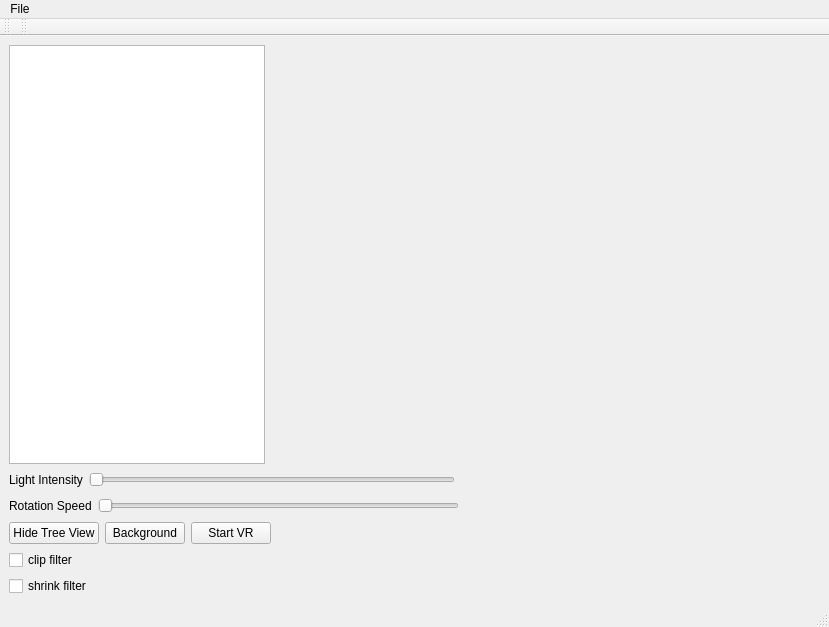
Above: GUI/mainwindow.ui from WaiiPati/2024_EEEE2076_GROUP6 before the change. Below: the same form after it.
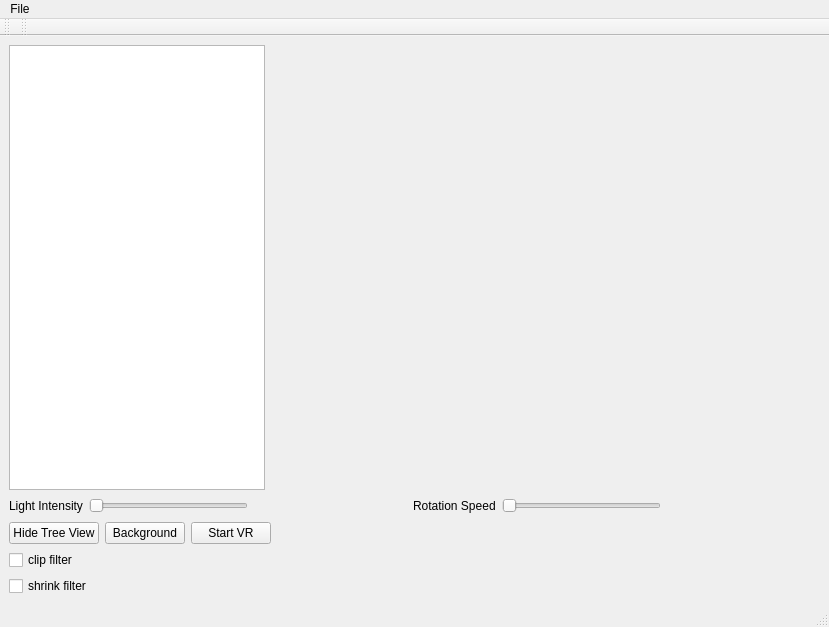
That is the form after the change. Icons and pictures are not drawn. Custom widgets are drawn as their Qt base class.

```diff
--- a/GUI/mainwindow.ui
+++ b/GUI/mainwindow.ui
@@ -43,7 +43,7 @@
      </layout>
     </item>
     <item>
-     <layout class="QHBoxLayout" name="horizontalLayout_4">
+     <layout class="QHBoxLayout" name="horizontalLayout_3">
       <item>
        <widget class="QLabel" name="label">
         <property name="text">
@@ -52,8 +52,6 @@
        </widget>
       </item>
       <item>
-       <layout class="QHBoxLayout" name="horizontalLayout_3">
-        <item>
          <widget class="QSlider" name="horizontalSlider">
           <property name="maximum">
            <number>100</number>
@@ -76,12 +74,6 @@
           </property>
          </spacer>
         </item>
-       </layout>
-      </item>
-     </layout>
-    </item>
-    <item>
-     <layout class="QHBoxLayout" name="horizontalLayout_5">
       <item>
        <widget class="QLabel" name="label_2">
         <property name="text">
@@ -90,9 +82,9 @@
        </widget>
       </item>
       <item>
-       <widget class="QSlider" name="slider2">
+       <widget class="QSlider" name="horizontalSlider_2">
         <property name="maximum">
-         <number>100</number>
+         <number>50</number>
         </property>
         <property name="orientation">
          <enum>Qt::Orientation::Horizontal</enum>
```
Lines whose indentation alone changed are shown as unchanged.
